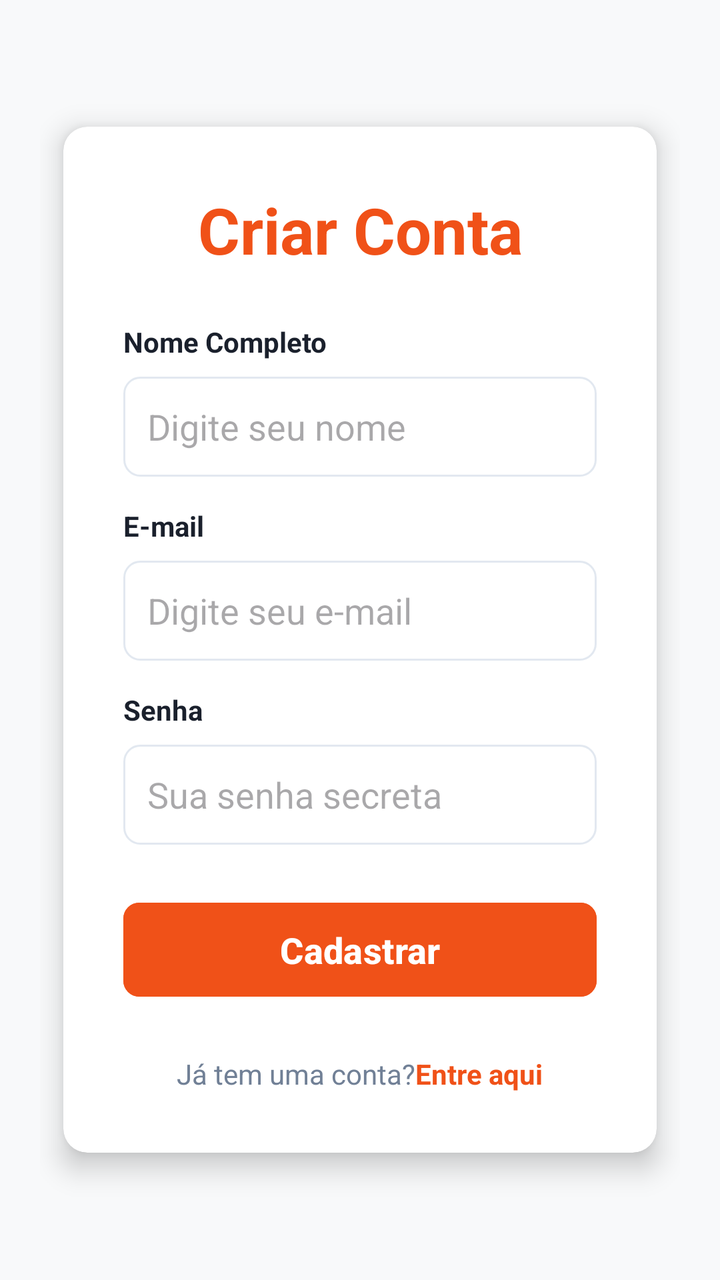
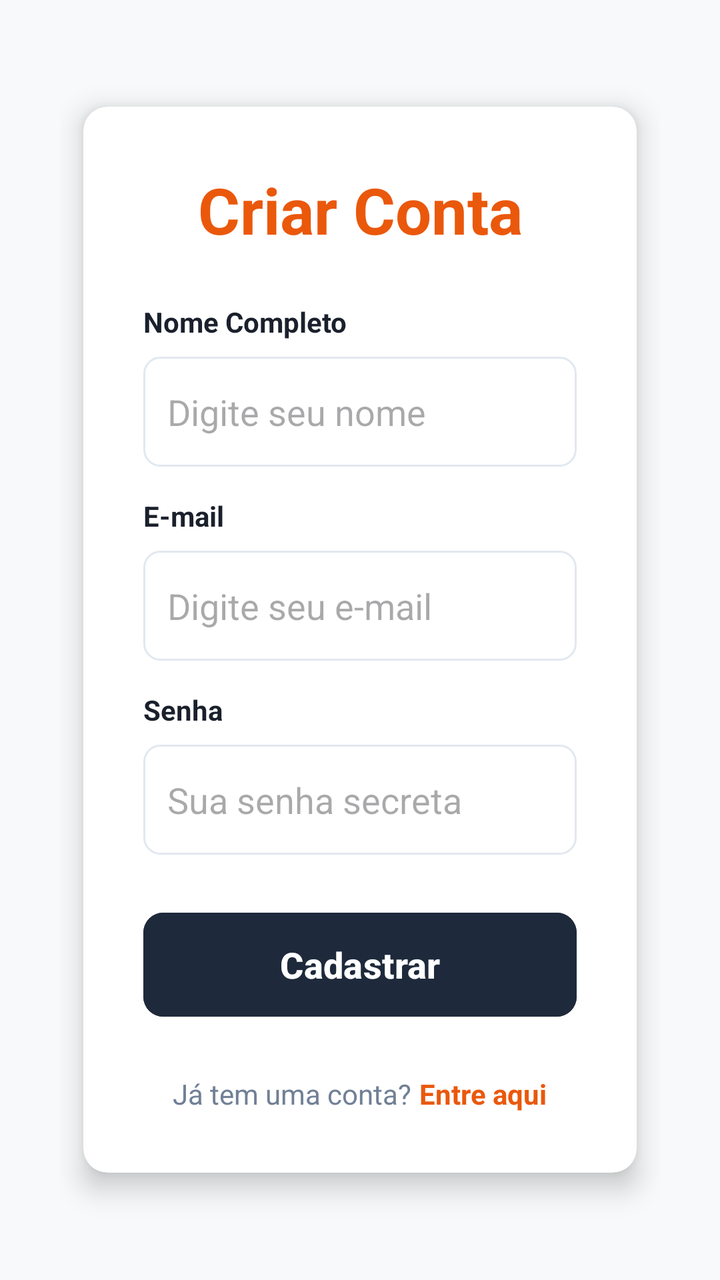

Screens rendered from an Android XML layout before and after an edit, with the pre-edit source and the edit as a unified diff.
<!-- AndroidManifest.xml: application theme Theme.ObraCertaAndroid -->
<!-- res/layout/activity_cadastro.xml -->
<?xml version="1.0" encoding="utf-8"?>
<ScrollView xmlns:android="http://schemas.android.com/apk/res/android"
    xmlns:app="http://schemas.android.com/apk/res-auto"
    android:layout_width="match_parent"
    android:layout_height="match_parent"
    android:background="#F8F9FA"
    android:fillViewport="true">

    <LinearLayout
        android:id="@+id/main"
        android:layout_width="match_parent"
        android:layout_height="wrap_content"
        android:gravity="center"
        android:padding="20dp"
        android:orientation="vertical">

        <androidx.cardview.widget.CardView
            android:layout_width="match_parent"
            android:layout_height="wrap_content"
            app:cardCornerRadius="12dp"
            app:cardElevation="8dp"
            app:cardBackgroundColor="@color/white"
            app:cardUseCompatPadding="true">

            <LinearLayout
                android:layout_width="match_parent"
                android:layout_height="wrap_content"
                android:orientation="vertical"
                android:padding="30dp">

                <TextView
                    android:layout_width="match_parent"
                    android:layout_height="wrap_content"
                    android:text="@string/titulo_cadastro"
                    android:textColor="@color/laranja_principal"
                    android:textSize="32sp"
                    android:textStyle="bold"
                    android:gravity="center"
                    android:layout_marginBottom="25dp"/>

                
                <TextView
                    android:layout_width="match_parent"
                    android:layout_height="wrap_content"
                    android:text="@string/label_nome"
                    android:textStyle="bold"
                    android:textColor="#1A202C"
                    android:labelFor="@+id/etNomeCadastro"/>

                <EditText
                    android:id="@+id/etNomeCadastro"
                    android:layout_width="match_parent"
                    android:layout_height="50dp"
                    android:hint="@string/dica_nome"
                    android:inputType="textPersonName"
                    android:autofillHints="name"
                    android:background="@drawable/bg_input_borda"
                    android:padding="12dp"
                    android:layout_marginTop="8dp"
                    android:layout_marginBottom="15dp" />

                
                <TextView
                    android:layout_width="match_parent"
                    android:layout_height="wrap_content"
                    android:text="@string/label_email"
                    android:textStyle="bold"
                    android:textColor="#1A202C"
                    android:labelFor="@+id/etEmailCadastro"/>

                <EditText
                    android:id="@+id/etEmailCadastro"
                    android:layout_width="match_parent"
                    android:layout_height="50dp"
                    android:hint="@string/dica_email"
                    android:inputType="textEmailAddress"
                    android:autofillHints="email"
                    android:background="@drawable/bg_input_borda"
                    android:padding="12dp"
                    android:layout_marginTop="8dp"
                    android:layout_marginBottom="15dp" />

                
                <TextView
                    android:layout_width="match_parent"
                    android:layout_height="wrap_content"
                    android:text="@string/label_senha"
                    android:textStyle="bold"
                    android:textColor="#1A202C"
                    android:labelFor="@+id/etSenhaCadastro"/>

                <EditText
                    android:id="@+id/etSenhaCadastro"
                    android:layout_width="match_parent"
                    android:layout_height="50dp"
                    android:hint="@string/dica_senha"
                    android:inputType="textPassword"
                    android:autofillHints="password"
                    android:background="@drawable/bg_input_borda"
                    android:padding="12dp"
                    android:layout_marginTop="8dp"
                    android:layout_marginBottom="15dp" />

                
                <Button
                    android:id="@+id/btnCadastrar"
                    android:layout_width="match_parent"
                    android:layout_height="55dp"
                    android:text="@string/btn_cadastrar"
                    android:textStyle="bold"
                    android:textSize="18sp"
                    android:textColor="@color/white"
                    android:backgroundTint="@color/laranja_principal"
                    app:cornerRadius="8dp"
                    android:layout_marginTop="10dp"
                    android:layout_marginBottom="25dp" />

                
                <LinearLayout
                    android:layout_width="match_parent"
                    android:layout_height="wrap_content"
                    android:orientation="horizontal"
                    android:gravity="center">

                    <TextView
                        android:layout_width="wrap_content"
                        android:layout_height="wrap_content"
                        android:text="@string/ja_tem_conta"
                        android:textColor="#718096"
                        android:textSize="14sp" />

                    <TextView
                        android:id="@+id/tvEntrarAqui"
                        android:layout_width="wrap_content"
                        android:layout_height="wrap_content"
                        android:text="@string/entrar_aqui"
                        android:textColor="@color/laranja_principal"
                        android:textStyle="bold"
                        android:textSize="14sp" />
                </LinearLayout>

            </LinearLayout>
        </androidx.cardview.widget.CardView>
    </LinearLayout>
</ScrollView>
<!-- resources referenced by this layout -->
<resources>
  <color name="laranja_principal">#F05118</color>
  <color name="white">#FFFFFFFF</color>
  <!-- drawable bg_input_borda (drawable) -->
  <?xml version="1.0" encoding="utf-8"?>
  <shape xmlns:android="http://schemas.android.com/apk/res/android">
      
      <solid android:color="@color/white" />
      
      <stroke android:width="1dp" android:color="#E2E8F0" />
      
      <corners android:radius="8dp" />
  </shape>
  <string name="btn_cadastrar">Cadastrar</string>
  <string name="dica_email">Digite seu e-mail</string>
  <string name="dica_nome">Digite seu nome</string>
  <string name="dica_senha">Sua senha secreta</string>
  <string name="entrar_aqui">Entre aqui</string>
  <string name="ja_tem_conta">Já tem uma conta? </string>
  <string name="label_email">E-mail</string>
  <string name="label_nome">Nome Completo</string>
  <string name="label_senha">Senha</string>
  <string name="titulo_cadastro">Criar Conta</string>
  <style name="Theme.ObraCertaAndroid" parent="Base.Theme.ObraCertaAndroid" />
  <style name="Base.Theme.ObraCertaAndroid" parent="Theme.Material3.Light.NoActionBar">
          
          
      </style>
</resources>

<!-- the commit's change to res/layout/activity_cadastro.xml (unified diff, before → after) -->
@@ -1,145 +1,162 @@
 <?xml version="1.0" encoding="utf-8"?>
-<ScrollView xmlns:android="http://schemas.android.com/apk/res/android"
+<LinearLayout xmlns:android="http://schemas.android.com/apk/res/android"
     xmlns:app="http://schemas.android.com/apk/res-auto"
+    android:id="@+id/main"
     android:layout_width="match_parent"
     android:layout_height="match_parent"
-    android:background="#F8F9FA"
-    android:fillViewport="true">
+    android:background="#EA580C"
+    android:orientation="vertical">
 
+    
     <LinearLayout
-        android:id="@+id/main"
         android:layout_width="match_parent"
-        android:layout_height="wrap_content"
-        android:gravity="center"
-        android:padding="20dp"
-        android:orientation="vertical">
+        android:layout_height="match_parent"
+        android:background="#F8F9FA"
+        android:orientation="vertical"
+        android:padding="30dp">
 
-        <androidx.cardview.widget.CardView
+        <ScrollView
             android:layout_width="match_parent"
-            android:layout_height="wrap_content"
-            app:cardCornerRadius="12dp"
-            app:cardElevation="8dp"
-            app:cardBackgroundColor="@color/white"
-            app:cardUseCompatPadding="true">
+            android:layout_height="match_parent"
+            android:fillViewport="true"
+            android:scrollbars="none">
 
+            
             <LinearLayout
                 android:layout_width="match_parent"
                 android:layout_height="wrap_content"
-                android:orientation="vertical"
-                android:padding="30dp">
+                android:gravity="center"
+                android:orientation="vertical">
 
-                <TextView
+                <androidx.cardview.widget.CardView
                     android:layout_width="match_parent"
                     android:layout_height="wrap_content"
-                    android:text="@string/titulo_cadastro"
-                    android:textColor="@color/laranja_principal"
-                    android:textSize="32sp"
-                    android:textStyle="bold"
-                    android:gravity="center"
-                    android:layout_marginBottom="25dp"/>
+                    app:cardCornerRadius="12dp"
+                    app:cardElevation="8dp"
+                    app:cardBackgroundColor="@color/white"
+                    app:cardUseCompatPadding="true">
 
-                
-                <TextView
-                    android:layout_width="match_parent"
-                    android:layout_height="wrap_content"
-                    android:text="@string/label_nome"
-                    android:textStyle="bold"
-                    android:textColor="#1A202C"
-                    android:labelFor="@+id/etNomeCadastro"/>
+                    <LinearLayout
+                        android:layout_width="match_parent"
+                        android:layout_height="wrap_content"
+                        android:orientation="vertical"
+                        android:padding="30dp">
 
-                <EditText
-                    android:id="@+id/etNomeCadastro"
-                    android:layout_width="match_parent"
-                    android:layout_height="50dp"
-                    android:hint="@string/dica_nome"
-                    android:inputType="textPersonName"
-                    android:autofillHints="name"
-                    android:background="@drawable/bg_input_borda"
-                    android:padding="12dp"
-                    android:layout_marginTop="8dp"
-                    android:layout_marginBottom="15dp" />
+                        <TextView
+                            android:layout_width="match_parent"
+                            android:layout_height="wrap_content"
+                            android:text="@string/titulo_cadastro"
+                            android:textColor="#EA580C"
+                            android:textSize="32sp"
+                            android:textStyle="bold"
+                            android:gravity="center"
+                            android:layout_marginBottom="25dp"/>
 
-                
-                <TextView
-                    android:layout_width="match_parent"
-                    android:layout_height="wrap_content"
-                    android:text="@string/label_email"
-                    android:textStyle="bold"
-                    android:textColor="#1A202C"
-                    android:labelFor="@+id/etEmailCadastro"/>
+                        
+                        <TextView
+                            android:layout_width="match_parent"
+                            android:layout_height="wrap_content"
+                            android:text="@string/label_nome"
+                            android:textStyle="bold"
+                            android:textColor="#1A202C"
+                            android:labelFor="@+id/etNomeCadastro"/>
 
-                <EditText
-                    android:id="@+id/etEmailCadastro"
-                    android:layout_width="match_parent"
-                    android:layout_height="50dp"
-                    android:hint="@string/dica_email"
-                    android:inputType="textEmailAddress"
-                    android:autofillHints="email"
-                    android:background="@drawable/bg_input_borda"
-                    android:padding="12dp"
-                    android:layout_marginTop="8dp"
-                    android:layout_marginBottom="15dp" />
+                        <EditText
+                            android:id="@+id/etNomeCadastro"
+                            android:layout_width="match_parent"
+                            android:layout_height="55dp"
+                            android:hint="@string/dica_nome"
+                            android:inputType="textPersonName"
+                            android:autofillHints="name"
+                            android:background="@drawable/bg_input_borda"
+                            android:padding="12dp"
+                            android:layout_marginTop="8dp"
+                            android:layout_marginBottom="15dp" />
 
-                
-                <TextView
-                    android:layout_width="match_parent"
-                    android:layout_height="wrap_content"
-                    android:text="@string/label_senha"
-                    android:textStyle="bold"
-                    android:textColor="#1A202C"
-                    android:labelFor="@+id/etSenhaCadastro"/>
+                        
+                        <TextView
+                            android:layout_width="match_parent"
+                            android:layout_height="wrap_content"
+                            android:text="@string/label_email"
+                            android:textStyle="bold"
+                            android:textColor="#1A202C"
+                            android:labelFor="@+id/etEmailCadastro"/>
 
-                <EditText
-                    android:id="@+id/etSenhaCadastro"
-                    android:layout_width="match_parent"
-                    android:layout_height="50dp"
-                    android:hint="@string/dica_senha"
-                    android:inputType="textPassword"
-                    android:autofillHints="password"
-                    android:background="@drawable/bg_input_borda"
-                    android:padding="12dp"
-                    android:layout_marginTop="8dp"
-                    android:layout_marginBottom="15dp" />
+                        <EditText
+                            android:id="@+id/etEmailCadastro"
+                            android:layout_width="match_parent"
+                            android:layout_height="55dp"
+                            android:hint="@string/dica_email"
+                            android:inputType="textEmailAddress"
+                            android:autofillHints="email"
+                            android:background="@drawable/bg_input_borda"
+                            android:padding="12dp"
+                            android:layout_marginTop="8dp"
+                            android:layout_marginBottom="15dp" />
 
-                
-                <Button
-                    android:id="@+id/btnCadastrar"
-                    android:layout_width="match_parent"
-                    android:layout_height="55dp"
-                    android:text="@string/btn_cadastrar"
-                    android:textStyle="bold"
-                    android:textSize="18sp"
-                    android:textColor="@color/white"
-                    android:backgroundTint="@color/laranja_principal"
-                    app:cornerRadius="8dp"
-                    android:layout_marginTop="10dp"
-                    android:layout_marginBottom="25dp" />
+                        
+                        <TextView
+                            android:layout_width="match_parent"
+                            android:layout_height="wrap_content"
+                            android:text="@string/label_senha"
+                            android:textStyle="bold"
+                            android:textColor="#1A202C"
+                            android:labelFor="@+id/etSenhaCadastro"/>
 
-                
-                <LinearLayout
-                    android:layout_width="match_parent"
-                    android:layout_height="wrap_content"
-                    android:orientation="horizontal"
-                    android:gravity="center">
+                        <EditText
+                            android:id="@+id/etSenhaCadastro"
+                            android:layout_width="match_parent"
+                            android:layout_height="55dp"
+                            android:hint="@string/dica_senha"
+                            android:inputType="textPassword"
+                            android:autofillHints="password"
+                            android:background="@drawable/bg_input_borda"
+                            android:padding="12dp"
+                            android:layout_marginTop="8dp"
+                            android:layout_marginBottom="15dp" />
 
-                    <TextView
-                        android:layout_width="wrap_content"
-                        android:layout_height="wrap_content"
-                        android:text="@string/ja_tem_conta"
-                        android:textColor="#718096"
-                        android:textSize="14sp" />
+                        
+                        <Button
+                            android:id="@+id/btnCadastrar"
+                            android:layout_width="match_parent"
+                            android:layout_height="60dp"
+                            android:text="@string/btn_cadastrar"
+                            android:textStyle="bold"
+                            android:textSize="18sp"
+                            android:textColor="@color/white"
+                            android:backgroundTint="#1E293B"
+                            app:cornerRadius="10dp"
+                            android:layout_marginTop="10dp"
+                            android:layout_marginBottom="25dp" />
 
-                    <TextView
-                        android:id="@+id/tvEntrarAqui"
-                        android:layout_width="wrap_content"
-                        android:layout_height="wrap_content"
-                        android:text="@string/entrar_aqui"
-                        android:textColor="@color/laranja_principal"
-                        android:textStyle="bold"
-                        android:textSize="14sp" />
-                </LinearLayout>
+                        
+                        <LinearLayout
+                            android:layout_width="match_parent"
+                            android:layout_height="wrap_content"
+                            android:orientation="horizontal"
+                            android:gravity="center">
 
+                            <TextView
+                                android:layout_width="wrap_content"
+                                android:layout_height="wrap_content"
+                                android:text="@string/ja_tem_conta"
+                                android:textColor="#718096"
+                                android:textSize="14sp" />
+
+                            <TextView
+                                android:id="@+id/tvEntrarAqui"
+                                android:layout_width="wrap_content"
+                                android:layout_height="wrap_content"
+                                android:text="@string/entrar_aqui"
+                                android:textColor="#EA580C"
+                                android:textStyle="bold"
+                                android:textSize="14sp"
+                                android:layout_marginStart="4dp"/>
+                        </LinearLayout>
+
+                    </LinearLayout>
+                </androidx.cardview.widget.CardView>
             </LinearLayout>
-        </androidx.cardview.widget.CardView>
+        </ScrollView>
     </LinearLayout>
-</ScrollView>
+</LinearLayout>
<!-- resource entries referenced after the edit -->
@@ -1,6 +1,5 @@
 <!-- resources referenced by this layout -->
 <resources>
-  <color name="laranja_principal">#F05118</color>
   <color name="white">#FFFFFFFF</color>
   <!-- drawable bg_input_borda (drawable) -->
   <?xml version="1.0" encoding="utf-8"?>
